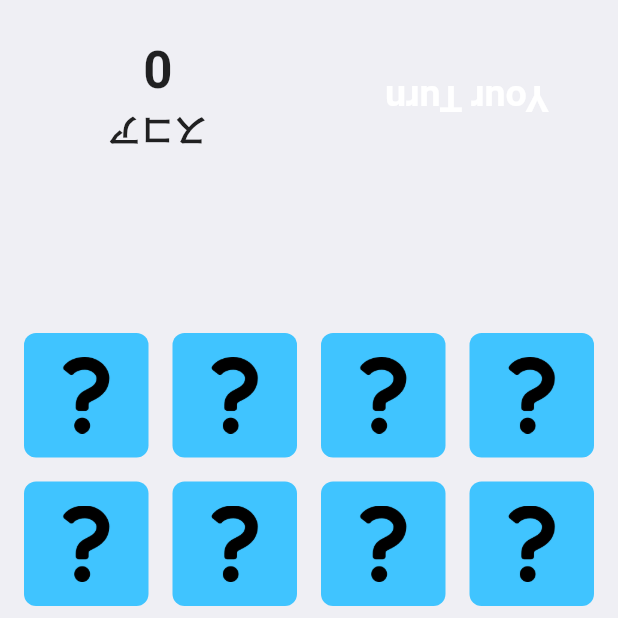
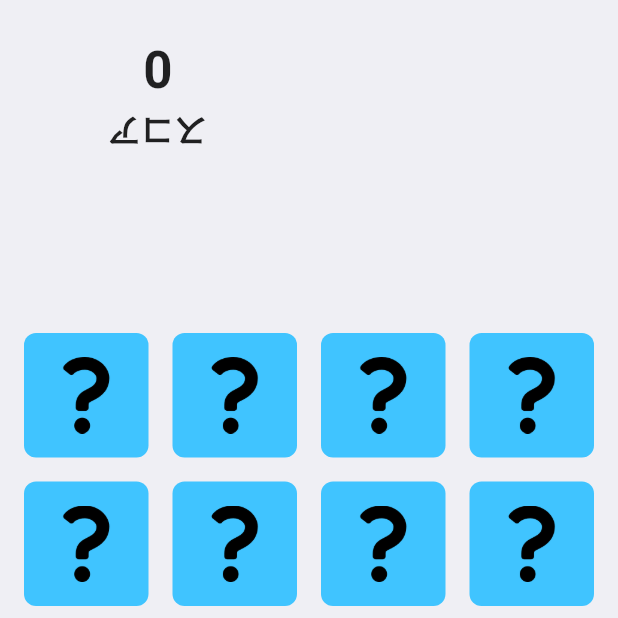
Before and after one commit to iseruuuuu/memory_app, a Flutter app: the BattleScreen screen opened directly, on a phone screen of 412 x 824 dp, the top half of it. Run offline on Flutter 3.47's test engine with Material 2 defaults, Android fonts, the phone set to English and light mode, and no system bars; our stand-ins replace settings_ui; missing offline and left inert: giff_dialog.

Commit message:
fix: change color

```diff
--- a/lib/parts/battle/turn_text.dart
+++ b/lib/parts/battle/turn_text.dart
@@ -1,3 +1,4 @@
+import 'package:flutter/cupertino.dart';
 import 'package:flutter/material.dart';
 
 class TurnText extends StatelessWidget {
@@ -15,7 +16,9 @@ class TurnText extends StatelessWidget {
       style: TextStyle(
         fontSize: 25,
         fontWeight: FontWeight.bold,
-        color: isYourTurn ? Colors.black : Colors.white,
+        color: isYourTurn
+            ? Colors.black
+            : CupertinoColors.extraLightBackgroundGray,
       ),
     );
   }
```
